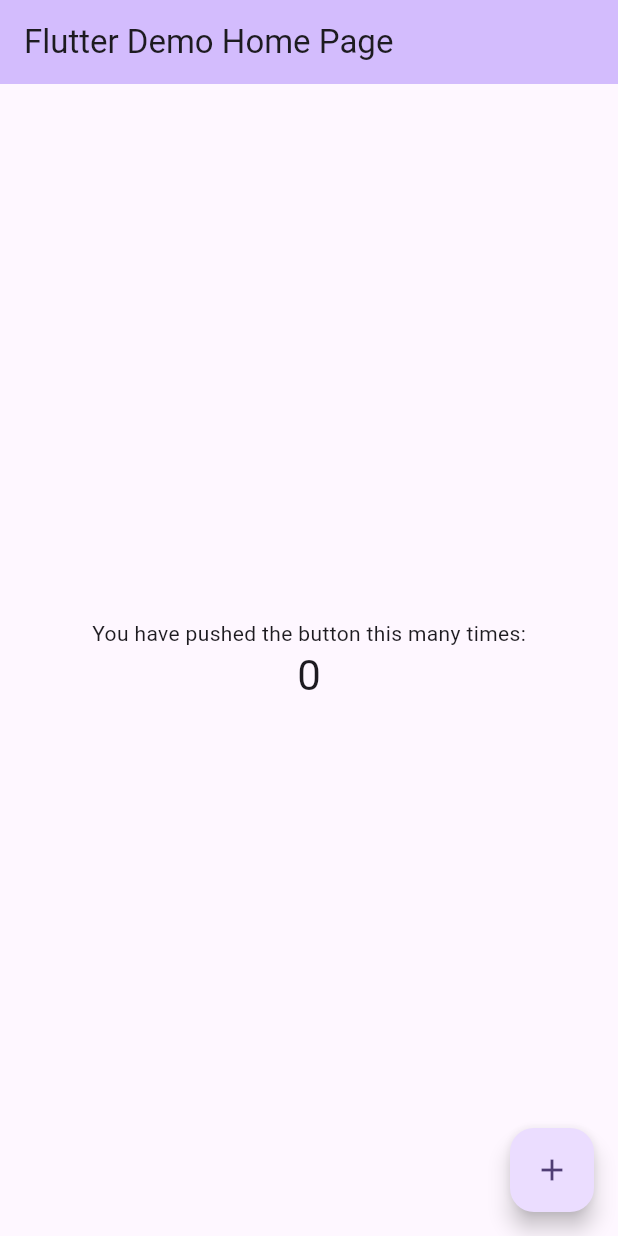
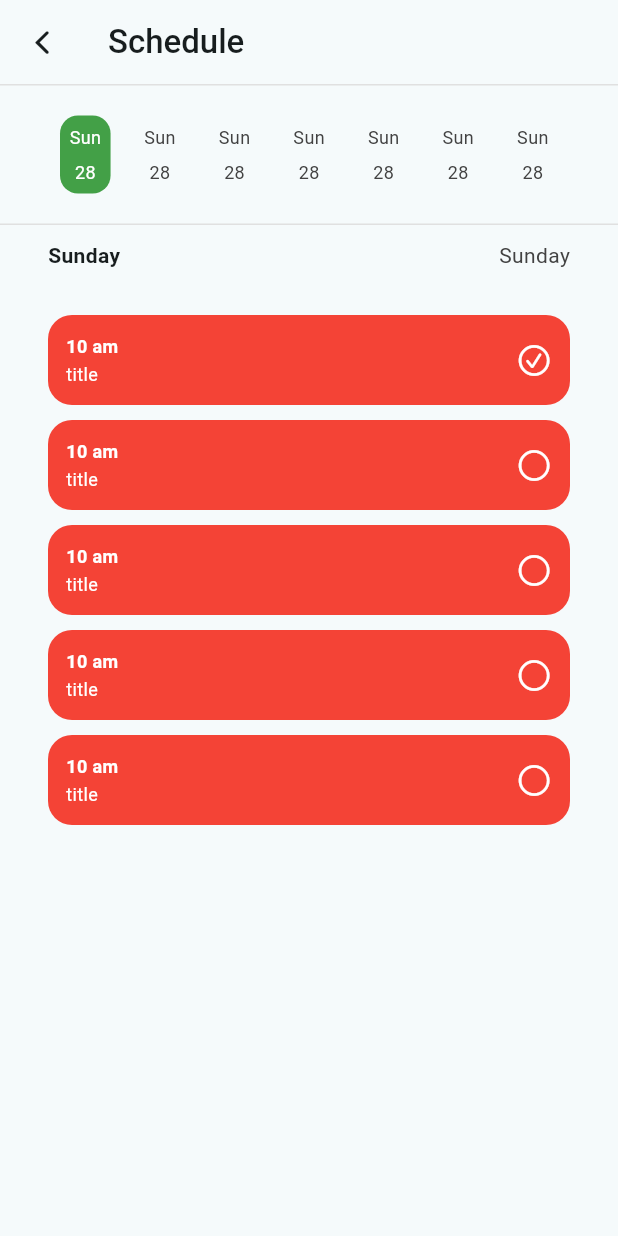
Before and after one commit to mtkz/todo, a Flutter app: the screen it shows after launch, on a phone screen of 412 x 824 dp. Run offline on Flutter 3.47's test engine with Material 3 defaults, Android fonts, the phone set to English and light mode, and no system bars; our stand-ins replace bloc, freezed_annotation.

Commit message:
feat(todo page): implemented todo page ui

```diff
--- /dev/null
+++ b/lib/features/todo/data/models/todo.dart
@@ -0,0 +1,15 @@
+import 'package:freezed_annotation/freezed_annotation.dart';
+
+part 'todo.freezed.dart';
+part 'todo.g.dart';
+
+@freezed
+class Todo with _$Todo {
+  const factory Todo({
+    required String time,
+    required String text,
+    required String color,
+  }) = _Todo;
+
+  factory Todo.fromJson(Map<String, Object?> json) => _$TodoFromJson(json);
+}
--- /dev/null
+++ b/lib/features/todo/presentation/bloc/todo_bloc.dart
@@ -0,0 +1,13 @@
+import 'package:bloc/bloc.dart';
+import 'package:meta/meta.dart';
+
+part 'todo_event.dart';
+part 'todo_state.dart';
+
+class TodoBloc extends Bloc<TodoEvent, TodoState> {
+  TodoBloc() : super(TodoInitial()) {
+    on<TodoEvent>((event, emit) {
+      // TODO: implement event handler
+    });
+  }
+}
--- /dev/null
+++ b/lib/features/todo/presentation/bloc/todo_event.dart
@@ -0,0 +1,4 @@
+part of 'todo_bloc.dart';
+
+@immutable
+sealed class TodoEvent {}
--- /dev/null
+++ b/lib/features/todo/presentation/bloc/todo_state.dart
@@ -0,0 +1,6 @@
+part of 'todo_bloc.dart';
+
+@immutable
+sealed class TodoState {}
+
+final class TodoInitial extends TodoState {}
--- /dev/null
+++ b/lib/features/todo/presentation/page/todo_page.dart
@@ -0,0 +1,267 @@
+import 'package:flutter/cupertino.dart';
+import 'package:flutter/material.dart';
+
+class TodoPage extends StatelessWidget {
+  const TodoPage({super.key});
+
+  @override
+  Widget build(BuildContext context) {
+    return Scaffold(
+      appBar: AppBar(
+        leading: const Icon(CupertinoIcons.back),
+        title: const Text(
+          'Schedule',
+          style: TextStyle(fontWeight: FontWeight.w500),
+        ),
+      ),
+      body: SingleChildScrollView(
+        child: Column(
+          children: [
+            const _TodoDateWidget(),
+            WidgetWrapper(
+              verticalPadding: 10,
+              widget: Row(
+                mainAxisAlignment: MainAxisAlignment.spaceBetween,
+                children: [
+                  const Text(
+                    'Sunday',
+                    style: TextStyle(fontWeight: FontWeight.w700),
+                  ),
+                  Text(
+                    'Sunday',
+                    style: TextStyle(color: Colors.grey.shade800),
+                  ),
+                ],
+              ),
+            ),
+            const _TodoItems(),
+          ],
+        ),
+      ),
+    );
+  }
+}
+
+class _TodoItems extends StatelessWidget {
+  const _TodoItems();
+
+  @override
+  Widget build(BuildContext context) {
+    return const WidgetWrapper(
+      verticalPadding: 20,
+      widget: Column(
+        children: [
+          _Todo(
+            title: 'title',
+            date: '10 am',
+            isChecked: true,
+          ),
+          _Todo(
+            title: 'title',
+            date: '10 am',
+            isChecked: false,
+          ),
+          _Todo(
+            title: 'title',
+            date: '10 am',
+            isChecked: false,
+          ),
+          _Todo(
+            title: 'title',
+            date: '10 am',
+            isChecked: false,
+          ),
+          _Todo(
+            title: 'title',
+            date: '10 am',
+            isChecked: false,
+          ),
+        ],
+      ),
+    );
+  }
+}
+
+class _Todo extends StatelessWidget {
+  const _Todo({
+    required this.title,
+    required this.date,
+    required this.isChecked,
+  });
+
+  final String title;
+  final String date;
+  final bool isChecked;
+
+  @override
+  Widget build(BuildContext context) {
+    return Container(
+      decoration: BoxDecoration(
+        color: Colors.red,
+        borderRadius: BorderRadius.circular(16),
+      ),
+      height: 60,
+      margin: const EdgeInsets.only(bottom: 10),
+      padding: const EdgeInsets.all(12),
+      child: Row(
+        mainAxisAlignment: MainAxisAlignment.spaceBetween,
+        children: [
+          Column(
+            mainAxisAlignment: MainAxisAlignment.spaceBetween,
+            crossAxisAlignment: CrossAxisAlignment.start,
+            children: [
+              Text(
+                date,
+                style: const TextStyle(
+                    fontWeight: FontWeight.w600,
+                    color: Colors.white,
+                    fontSize: 12),
+              ),
+              Text(
+                title,
+                style: const TextStyle(color: Colors.white, fontSize: 12),
+              ),
+            ],
+          ),
+          Icon(
+            isChecked
+                ? CupertinoIcons.check_mark_circled
+                : CupertinoIcons.circle,
+            color: Colors.white,
+          )
+        ],
+      ),
+    );
+  }
+}
+
+class _TodoDateWidget extends StatelessWidget {
+  const _TodoDateWidget();
+
+  @override
+  Widget build(BuildContext context) {
+    return Container(
+      decoration: BoxDecoration(
+        border: Border(
+          top: BorderSide(
+            color: Colors.grey.shade300,
+            width: 1,
+          ),
+          bottom: BorderSide(
+            color: Colors.grey.shade300,
+            width: 1,
+          ),
+        ),
+      ),
+      child: const WidgetWrapper(
+        verticalPadding: 20,
+        widget: Flex(
+          direction: Axis.horizontal,
+          children: [
+            TodoDateItem(
+              day: 'Sun',
+              date: '28',
+              isActive: true,
+            ),
+            TodoDateItem(
+              day: 'Sun',
+              date: '28',
+              isActive: false,
+            ),
+            TodoDateItem(
+              day: 'Sun',
+              date: '28',
+              isActive: false,
+            ),
+            TodoDateItem(
+              day: 'Sun',
+              date: '28',
+              isActive: false,
+            ),
+            TodoDateItem(
+              day: 'Sun',
+              date: '28',
+              isActive: false,
+            ),
+            TodoDateItem(
+              day: 'Sun',
+              date: '28',
+              isActive: false,
+            ),
+            TodoDateItem(
+              day: 'Sun',
+              date: '28',
+              isActive: false,
+            ),
+          ],
+        ),
+      ),
+    );
+  }
+}
+
+class TodoDateItem extends StatelessWidget {
+  const TodoDateItem({
+    super.key,
+    required this.day,
+    required this.date,
+    required this.isActive,
+  });
+
+  final String day;
+  final String date;
+  final bool isActive;
+
+  @override
+  Widget build(BuildContext context) {
+    return Expanded(
+      child: Container(
+        decoration: BoxDecoration(
+            color: isActive ? Colors.green.shade600 : null,
+            borderRadius: BorderRadius.circular(12)),
+        margin: const EdgeInsets.symmetric(horizontal: 8),
+        padding: const EdgeInsets.symmetric(vertical: 6),
+        child: Column(
+          mainAxisAlignment: MainAxisAlignment.center,
+          children: [
+            Text(
+              day,
+              style: TextStyle(
+                color: !isActive ? Colors.grey.shade800 : Colors.white,
+                fontSize: 12,
+              ),
+            ),
+            const SizedBox(height: 6),
+            Text(date,
+                style: TextStyle(
+                  color: !isActive ? Colors.grey.shade800 : Colors.white,
+                  fontSize: 12,
+                )),
+          ],
+        ),
+      ),
+    );
+  }
+}
+
+class WidgetWrapper extends StatelessWidget {
+  const WidgetWrapper({
+    super.key,
+    required this.widget,
+    this.verticalPadding = 0,
+  });
+
+  final Widget widget;
+  final double? verticalPadding;
+
+  @override
+  Widget build(BuildContext context) {
+    return Padding(
+      padding: EdgeInsets.symmetric(
+        vertical: verticalPadding!,
+        horizontal: 32,
+      ),
+      child: widget,
+    );
+  }
+}
--- a/lib/main.dart
+++ b/lib/main.dart
@@ -1,4 +1,5 @@
 import 'package:flutter/material.dart';
+import 'package:todo/features/todo/presentation/page/todo_page.dart';
 
 void main() {
   runApp(const MyApp());
@@ -7,119 +8,16 @@ void main() {
 class MyApp extends StatelessWidget {
   const MyApp({super.key});
 
-  // This widget is the root of your application.
   @override
   Widget build(BuildContext context) {
     return MaterialApp(
       title: 'Flutter Demo',
+      debugShowCheckedModeBanner: false,
       theme: ThemeData(
-        // This is the theme of your application.
-        //
-        // TRY THIS: Try running your application with "flutter run". You'll see
-        // the application has a blue toolbar. Then, without quitting the app,
-        // try changing the seedColor in the colorScheme below to Colors.green
-        // and then invoke "hot reload" (save your changes or press the "hot
-        // reload" button in a Flutter-supported IDE, or press "r" if you used
-        // the command line to start the app).
-        //
-        // Notice that the counter didn't reset back to zero; the application
-        // state is not lost during the reload. To reset the state, use hot
-        // restart instead.
-        //
-        // This works for code too, not just values: Most code changes can be
-        // tested with just a hot reload.
-        colorScheme: ColorScheme.fromSeed(seedColor: Colors.deepPurple),
+        colorScheme: ColorScheme.fromSeed(seedColor: Colors.white),
         useMaterial3: true,
       ),
-      home: const MyHomePage(title: 'Flutter Demo Home Page'),
+      home: const TodoPage(),
     );
   }
 }
-
-class MyHomePage extends StatefulWidget {
-  const MyHomePage({super.key, required this.title});
-
-  // This widget is the home page of your application. It is stateful, meaning
-  // that it has a State object (defined below) that contains fields that affect
-  // how it looks.
-
-  // This class is the configuration for the state. It holds the values (in this
-  // case the title) provided by the parent (in this case the App widget) and
-  // used by the build method of the State. Fields in a Widget subclass are
-  // always marked "final".
-
-  final String title;
-
-  @override
-  State<MyHomePage> createState() => _MyHomePageState();
-}
-
-class _MyHomePageState extends State<MyHomePage> {
-  int _counter = 0;
-
-  void _incrementCounter() {
-    setState(() {
-      // This call to setState tells the Flutter framework that something has
-      // changed in this State, which causes it to rerun the build method below
-      // so that the display can reflect the updated values. If we changed
-      // _counter without calling setState(), then the build method would not be
-      // called again, and so nothing would appear to happen.
-      _counter++;
-    });
-  }
-
-  @override
-  Widget build(BuildContext context) {
-    // This method is rerun every time setState is called, for instance as done
-    // by the _incrementCounter method above.
-    //
-    // The Flutter framework has been optimized to make rerunning build methods
-    // fast, so that you can just rebuild anything that needs updating rather
-    // than having to individually change instances of widgets.
-    return Scaffold(
-      appBar: AppBar(
-        // TRY THIS: Try changing the color here to a specific color (to
-        // Colors.amber, perhaps?) and trigger a hot reload to see the AppBar
-        // change color while the other colors stay the same.
-        backgroundColor: Theme.of(context).colorScheme.inversePrimary,
-        // Here we take the value from the MyHomePage object that was created by
-        // the App.build method, and use it to set our appbar title.
-        title: Text(widget.title),
-      ),
-      body: Center(
-        // Center is a layout widget. It takes a single child and positions it
-        // in the middle of the parent.
-        child: Column(
-          // Column is also a layout widget. It takes a list of children and
-          // arranges them vertically. By default, it sizes itself to fit its
-          // children horizontally, and tries to be as tall as its parent.
-          //
-          // Column has various properties to control how it sizes itself and
-          // how it positions its children. Here we use mainAxisAlignment to
-          // center the children vertically; the main axis here is the vertical
-          // axis because Columns are vertical (the cross axis would be
-          // horizontal).
-          //
-          // TRY THIS: Invoke "debug painting" (choose the "Toggle Debug Paint"
-          // action in the IDE, or press "p" in the console), to see the
-          // wireframe for each widget.
-          mainAxisAlignment: MainAxisAlignment.center,
-          children: <Widget>[
-            const Text(
-              'You have pushed the button this many times:',
-            ),
-            Text(
-              '$_counter',
-              style: Theme.of(context).textTheme.headlineMedium,
-            ),
-          ],
-        ),
-      ),
-      floatingActionButton: FloatingActionButton(
-        onPressed: _incrementCounter,
-        tooltip: 'Increment',
-        child: const Icon(Icons.add),
-      ), // This trailing comma makes auto-formatting nicer for build methods.
-    );
-  }
-}
--- a/pubspec.yaml
+++ b/pubspec.yaml
@@ -35,6 +35,10 @@ dependencies:
   # The following adds the Cupertino Icons font to your application.
   # Use with the CupertinoIcons class for iOS style icons.
   cupertino_icons: ^1.0.2
+  flutter_bloc: ^8.1.3
+  freezed: ^2.4.6
+  freezed_annotation: ^2.4.1
+  json_annotation: ^4.8.1
 
 dev_dependencies:
   flutter_test:
@@ -46,6 +50,8 @@ dev_dependencies:
   # package. See that file for information about deactivating specific lint
   # rules and activating additional ones.
   flutter_lints: ^2.0.0
+  build_runner: ^2.4.7
+  json_serializable: ^6.7.1
 
 # For information on the generic Dart part of this file, see the
 # following page: https://dart.dev/tools/pub/pubspec
```
Also changed, not shown: lib/features/todo/data/models/todo.freezed.dart (added), lib/features/todo/data/models/todo.g.dart (added), pubspec.lock.
